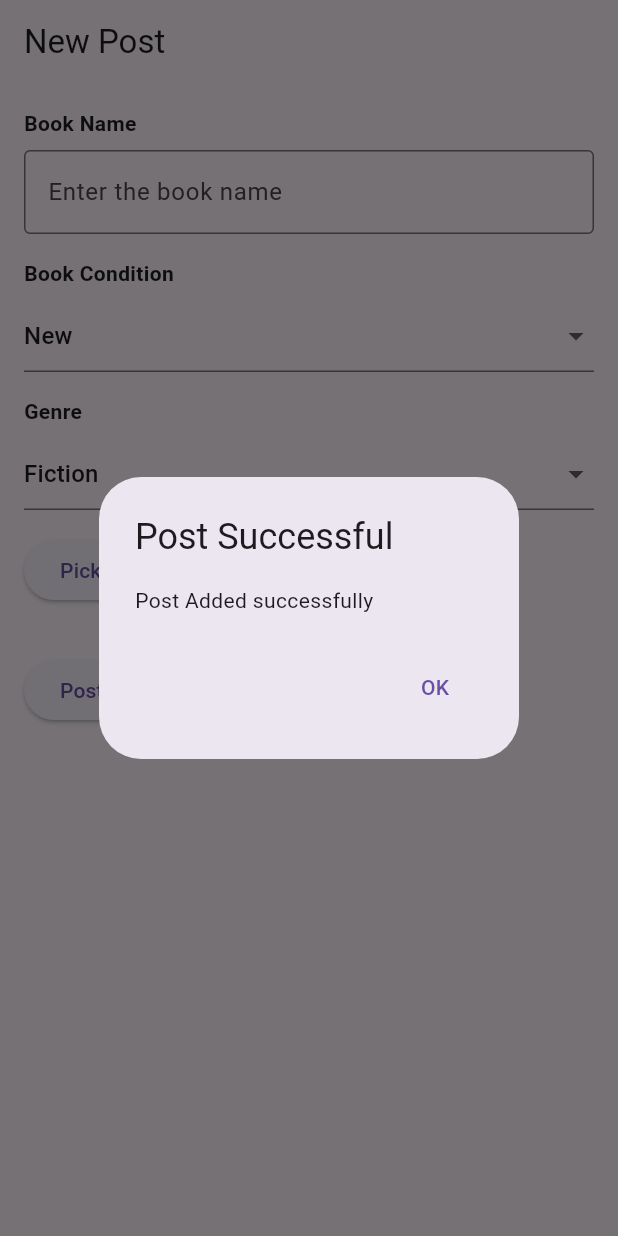
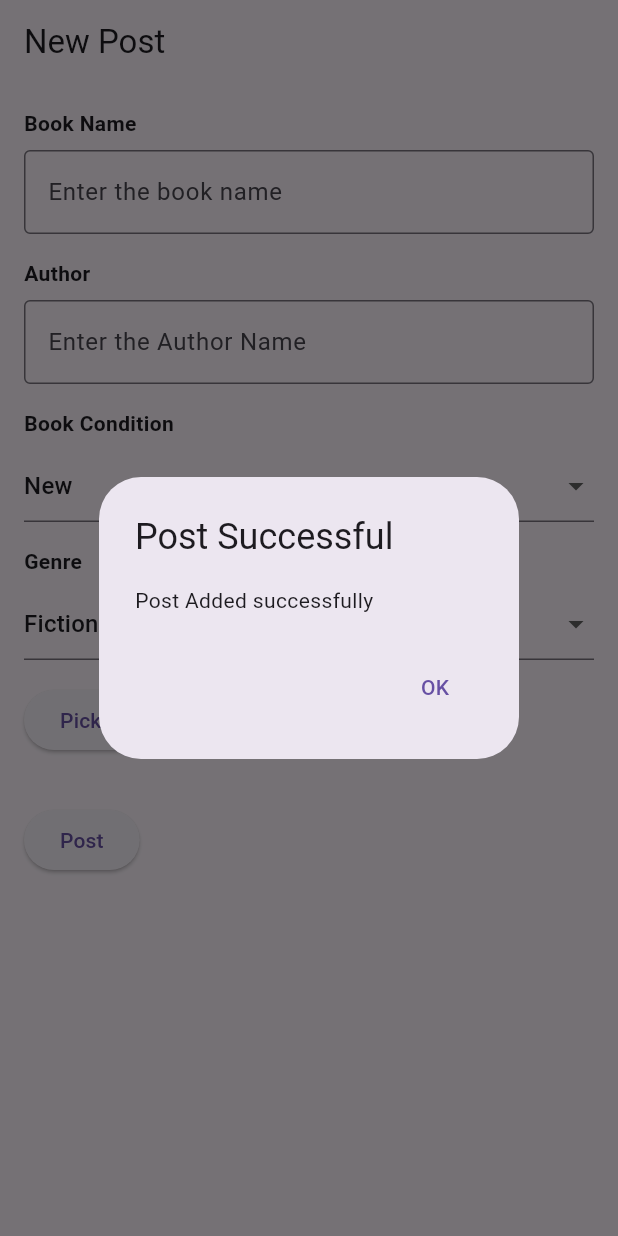
Before and after one commit to haisemishere/LitXChange, a Flutter app: the AddPage screen opened directly, after a tap on "Post", on a phone screen of 412 x 824 dp. Run offline on Flutter 3.47's test engine with Material 3 defaults, Android fonts, the phone set to English and light mode, and no system bars; our stand-ins replace cloud_firestore, firebase_auth, firebase_core, firebase_storage, image_picker; accounts and stored records are empty.

Commit message:
added author in add post

```diff
--- a/litxchange/lib/screens/add.dart
+++ b/litxchange/lib/screens/add.dart
@@ -32,6 +32,7 @@ class AddPage extends StatefulWidget {
 
 class _AddPageState extends State<AddPage> {
   final TextEditingController _bookNameController = TextEditingController();
+  final TextEditingController _authorNameController = TextEditingController();
   String _selectedCondition = 'New'; // Default selected condition
   String _selectedGenre = 'Fiction'; // Default selected genre
   File? _image;
@@ -107,6 +108,7 @@ class _AddPageState extends State<AddPage> {
   Widget build(BuildContext context) {
     return Scaffold(
       appBar: AppBar(
+        automaticallyImplyLeading: false,
         title: Text('New Post'),
       ),
       body: SingleChildScrollView( // Wrap the entire content with SingleChildScrollView
@@ -124,6 +126,19 @@ class _AddPageState extends State<AddPage> {
                 controller: _bookNameController,
                 decoration: InputDecoration(
                   hintText: 'Enter the book name',
+                  border: OutlineInputBorder(),
+                ),
+              ),
+              SizedBox(height: 16),
+              Text(
+                'Author',
+                style: TextStyle(fontWeight: FontWeight.bold),
+              ),
+              SizedBox(height: 8),
+              TextFormField(
+                controller: _authorNameController,
+                decoration: InputDecoration(
+                  hintText: 'Enter the Author Name',
                   border: OutlineInputBorder(),
                 ),
               ),
@@ -201,6 +216,7 @@ class _AddPageState extends State<AddPage> {
   }
   void _savePost() async {
     String bookName = _bookNameController.text.trim();
+    String authorName = _authorNameController.text.trim();
     String condition = _selectedCondition;
     String genre = _selectedGenre;
     String? imageUrl;
@@ -216,6 +232,7 @@ class _AddPageState extends State<AddPage> {
       await FirebaseFirestore.instance.collection('posts').add({
         'userId': FirebaseAuth.instance.currentUser!.uid,
         'bookName': bookName,
+        'authorName': authorName,
         'condition': condition,
         'genre': genre,
         'date': DateTime.now(),
@@ -231,6 +248,7 @@ class _AddPageState extends State<AddPage> {
             TextButton(
               onPressed: () {
                 _bookNameController.clear();
+                _authorNameController.clear();
                 setState(() {
                   _selectedCondition = _conditionItems[0];
                   _selectedGenre = _genreItems[0];
```
Also changed, not shown: 1 other file.
